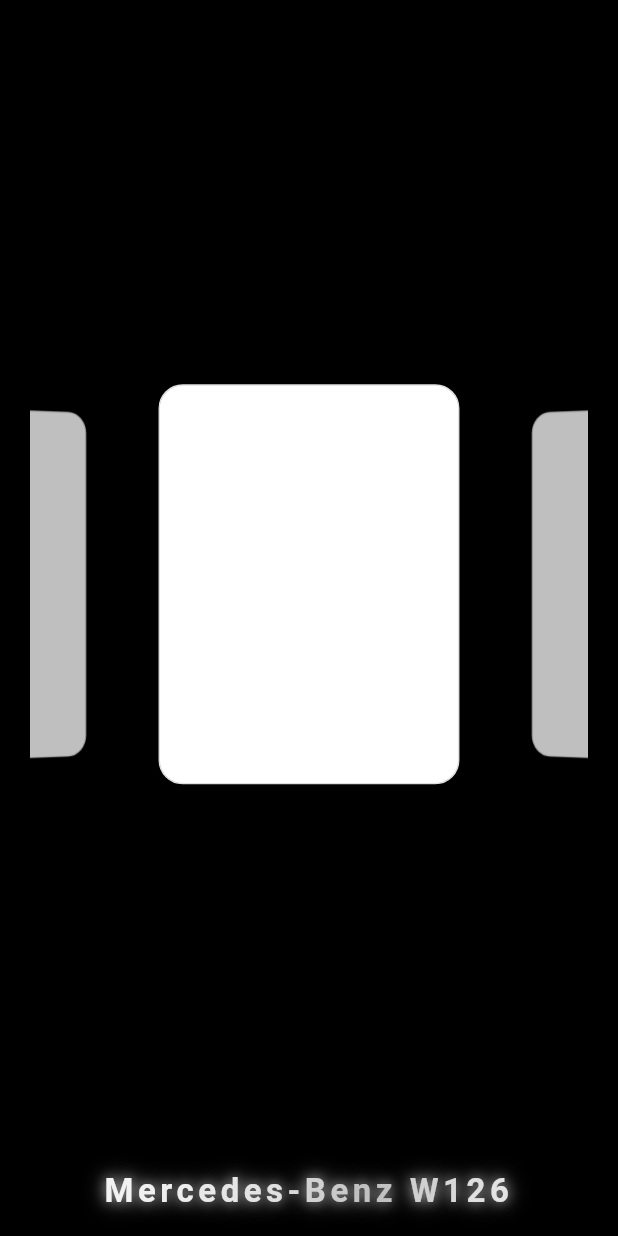
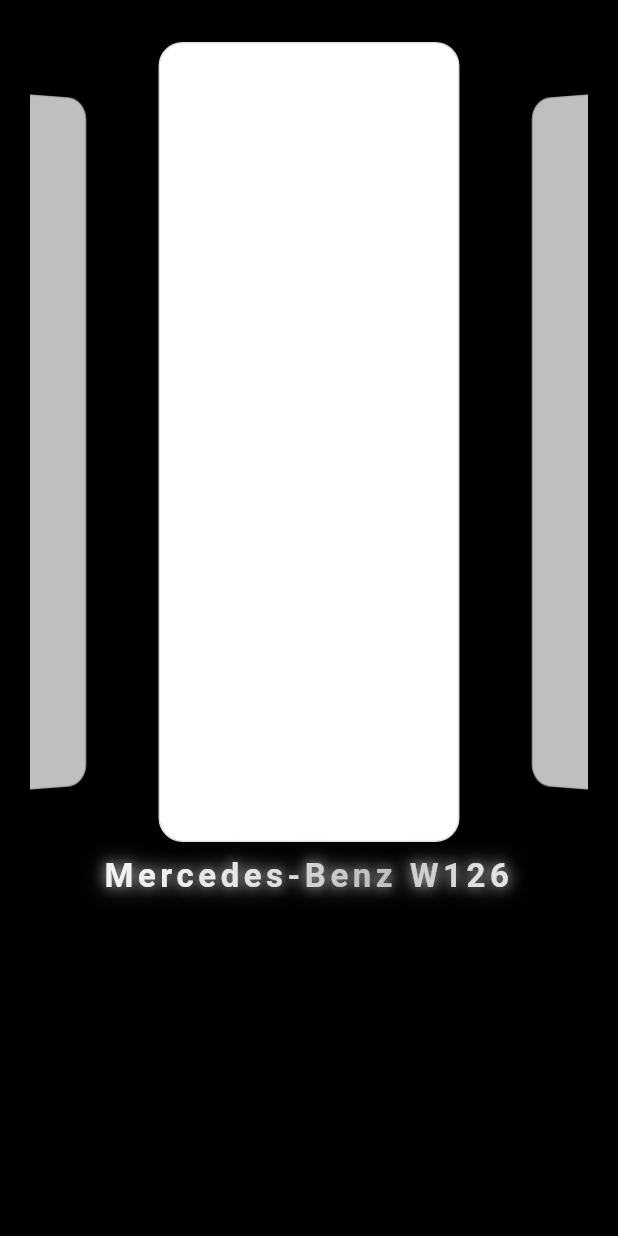
Before and after one commit to fqcwork2017/bug-out, a Flutter app: the screen it shows after launch, swiped to page 3, on a phone screen of 412 x 824 dp. Run offline on Flutter 3.47's test engine with Material 3 defaults, Android fonts, the light colour scheme and no system bars; our stand-ins replace flutter_riverpod, video_player.

Commit message:
fix:UI 调整

```diff
--- a/lib/main.dart
+++ b/lib/main.dart
@@ -100,6 +100,12 @@
   }
 
   Widget _build3DCard(int index) {
+    return LayoutBuilder(
+      builder: (context, constraints) {
+        // 计算item高度为屏幕的2/3
+        final double screenHeight = MediaQuery.of(context).size.height;
+        final double itemHeight = screenHeight * 2 / 3;
+
         return AnimatedBuilder(
           animation: _pageController,
           builder: (context, child) {
@@ -116,7 +122,11 @@
               ..translate(delta * 20.0) // ignore: deprecated_member_use, 减小偏移量
               ..rotateY(rotationY);
 
-        return RepaintBoundary(
+            return Align(
+              alignment: Alignment.center,
+              child: SizedBox(
+                height: itemHeight,
+                child: RepaintBoundary(
                   // 使用 RepaintBoundary 优化渲染性能
                   child: ClipRRect(
                     // 在变换之前裁剪，确保圆角在 3D 变换时保持正确
@@ -135,26 +145,41 @@
                       ),
                     ),
                   ),
+                ),
+              ),
             );
           },
           child: _GalleryCard(index: index),
+        );
+      },
     );
   }
 
   @override
   Widget build(BuildContext context) {
+    final bool isMobile = MediaQuery.of(context).size.height < 700;
+    final double screenHeight = MediaQuery.of(context).size.height;
+
+    // 计算画廊高度为屏幕的2/3
+    final double galleryHeight = screenHeight * 2 / 3;
+
     return Scaffold(
       backgroundColor: const Color(0xFF000000),
       body: ScrollConfiguration(
         behavior: MouseDragScrollBehavior(),
         child: Column(
+          mainAxisSize: MainAxisSize.min,
+          crossAxisAlignment: CrossAxisAlignment.stretch,
           children: [
-            Expanded(
-              child: Padding(
-                padding: EdgeInsets.symmetric(
-                  horizontal: 20.0,
-                  vertical: MediaQuery.of(context).size.height < 700 ? 0.0 : 20.0, // 手机端移除上下间距，让画廊占满
+            // 画廊区域 - 固定高度
+            Padding(
+              padding: EdgeInsets.only(
+                left: 20.0,
+                right: 20.0,
+                top: isMobile ? 0.0 : 20.0,
               ),
+              child: SizedBox(
+                height: galleryHeight,
                 child: NotificationListener<ScrollEndNotification>(
                   onNotification: (notification) {
                     // 当滚动结束时，自动居中到最近的页面
@@ -185,10 +210,12 @@
                 ),
               ),
             ),
-            // 画廊下方中央文案
+            // 文字区域 - 紧贴画廊，无任何间距
             Padding(
               padding: EdgeInsets.only(
-                bottom: MediaQuery.of(context).size.height < 700 ? 0.0 : 16.0, // 手机端紧挨画廊
+                left: 20.0,
+                right: 20.0,
+                bottom: isMobile ? 0.0 : 8.0,
               ),
               child: _ColorizeWaveText(
                 text: 'Mercedes-Benz W126',
@@ -196,7 +223,7 @@
                 textStyle: Theme.of(context).textTheme.headlineSmall?.copyWith(
                   fontWeight: FontWeight.w600,
                   letterSpacing: 3.0,
-                  fontSize: MediaQuery.of(context).size.width < 600 ? 22 : 28, // 手机端减小字体
+                  fontSize: MediaQuery.of(context).size.width < 600 ? 22 : 28,
                   shadows: [
                     Shadow(
                       blurRadius: 10.0,
@@ -283,10 +310,15 @@
   Widget build(BuildContext context) {
     const double borderRadius = 16.0; // 统一的圆角值
 
-    return Center(
-      child: Container(
-        margin: const EdgeInsets.symmetric(horizontal: 2, vertical: 8),
+    final bool isMobile = MediaQuery.of(context).size.height < 700;
+
+    return Container(
+      margin: EdgeInsets.symmetric(
+        horizontal: 2,
+        vertical: isMobile ? 0 : 8, // 手机端移除垂直margin
+      ),
       width: double.infinity,
+      height: double.infinity, // 填充父容器的高度（已在_build3DCard中设置为屏幕的2/3）
       clipBehavior: Clip.antiAlias, // 确保圆角正确裁剪
       decoration: BoxDecoration(
         color: const Color(0xFFFFFFFF), // 明确设置为白色
@@ -300,8 +332,6 @@
           ),
         ],
       ),
-        child: AspectRatio(
-          aspectRatio: 3 / 4,
       child: ClipRRect(
         // 确保内部内容也遵循圆角
         borderRadius: BorderRadius.all(Radius.circular(borderRadius)),
@@ -337,6 +367,8 @@
               )
             : widget.index == 0 && !_isVideoInitialized
                 ? Container(
+                    width: double.infinity,
+                    height: double.infinity,
                     color: Colors.black,
                     child: const Center(
                       child: CircularProgressIndicator(
@@ -345,11 +377,9 @@
                     ),
                   )
                 : Container(
-                        clipBehavior: Clip.antiAlias, // 确保内部圆角正确裁剪
-                        decoration: BoxDecoration(
-                          color: const Color(0xFFFFFFFF), // 再次确保内部也是白色
-                          borderRadius: BorderRadius.all(Radius.circular(borderRadius)), // 四个角都使用相同的圆角
-                        ),
+                    width: double.infinity,
+                    height: double.infinity,
+                    color: const Color(0xFFFFFFFF), // 确保白色背景填充整个容器
                     child: Padding(
                       padding: const EdgeInsets.all(24.0),
                       child: Center(
@@ -358,8 +388,6 @@
                           '',
                           style: Theme.of(context).textTheme.bodyLarge?.copyWith(
                             color: Colors.black, // 文本颜色设为黑色以便在白色背景上可见
-                              ),
-                            ),
                           ),
                         ),
                       ),
```
Lines whose indentation alone changed are shown as unchanged.
